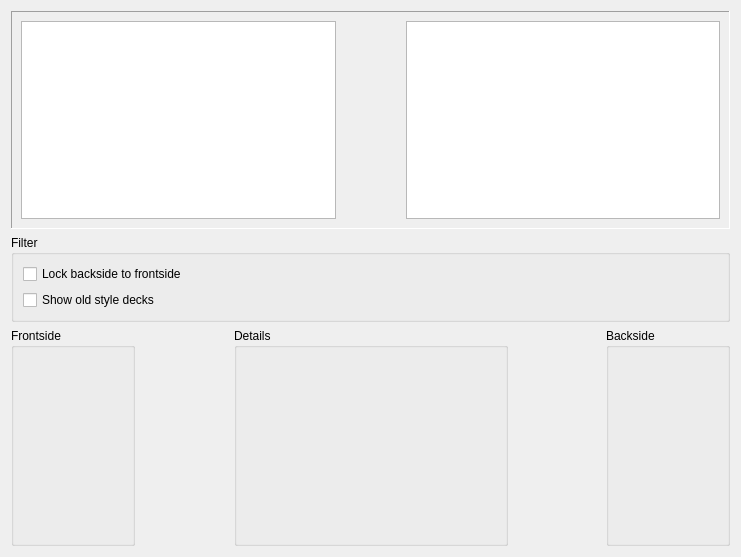
The window that libkdegames/kgamecardselector.ui (jsj2008/kdegames) describes before a commit, drawn with Qt 5.
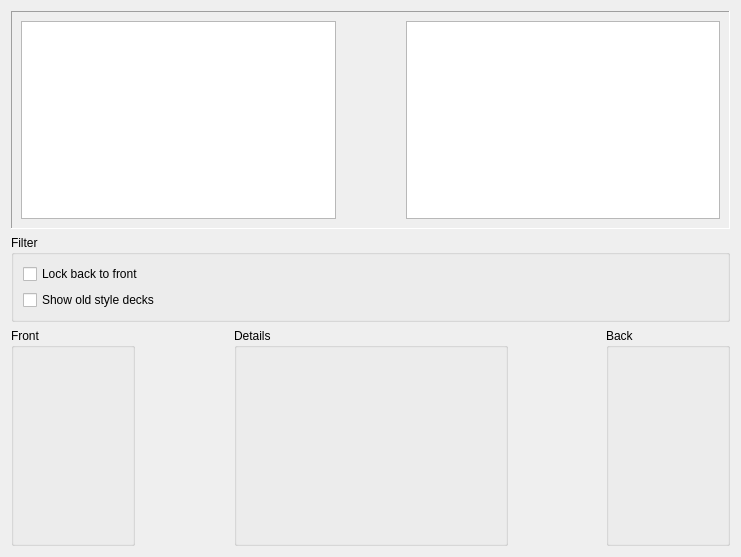
The same window after the commit.

Commit message:
Fix texts that don't exist in "Real Enlgish (tm)"
BUGS: 165464

```diff
--- a/libkdegames/kgamecardselector.ui
+++ b/libkdegames/kgamecardselector.ui
@@ -121,7 +121,7 @@
       <item>
        <widget class="QCheckBox" name="checkBoxLock" >
         <property name="text" >
-         <string>Lock backside to frontside</string>
+         <string comment="back and front refer to the sides of a card" >Lock back to front</string>
         </property>
        </widget>
       </item>
@@ -140,7 +140,7 @@
      <item>
       <widget class="QGroupBox" name="groupBox_2" >
        <property name="title" >
-        <string>Frontside</string>
+        <string comment="Front side of a card" >Front</string>
        </property>
        <layout class="QVBoxLayout" >
         <item>
@@ -273,7 +273,7 @@
      <item>
       <widget class="QGroupBox" name="groupBox_3" >
        <property name="title" >
-        <string>Backside</string>
+        <string comment="Back side of a card" >Back</string>
        </property>
        <layout class="QVBoxLayout" >
         <item>
```
